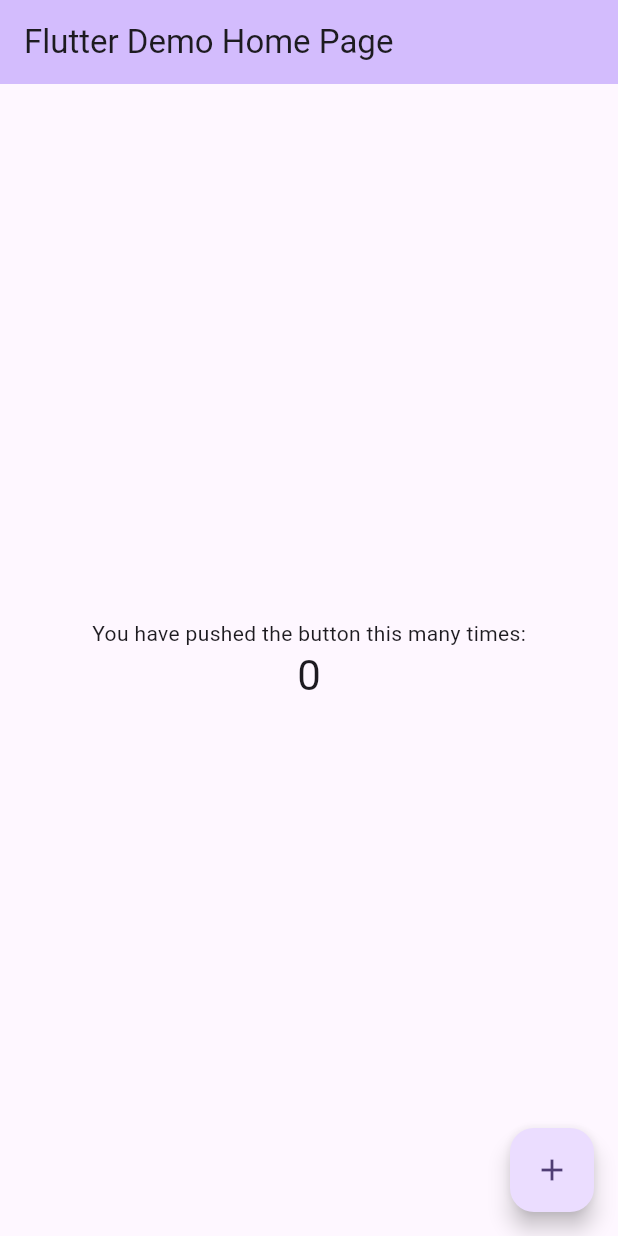
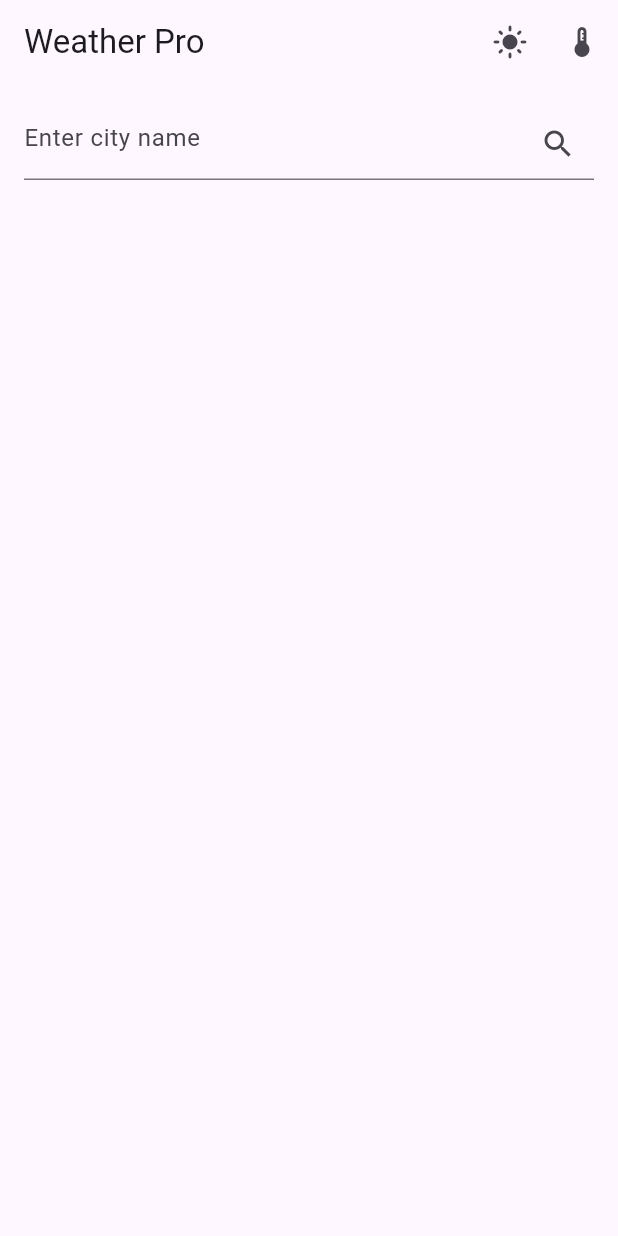
Before and after one commit to WalidAhmed90/Weather-App, a Flutter app: the screen it shows after launch, on a phone screen of 412 x 824 dp. Run offline on Flutter 3.47's test engine with Material 3 defaults, Android fonts, the phone set to English and light mode, and no system bars; our stand-ins replace connectivity_plus, dartz, equatable, hive, hive_flutter, logger; accounts and stored records are empty.

Commit message:
final commit
Weather done with Hive for local cache and http for API calling and also use Providers for state management

```diff
--- /dev/null
+++ b/lib/core/constants.dart
@@ -0,0 +1,10 @@
+
+class AppConstants{
+  static const String apiKey = "9e67ac9001820b247c8648bc08401074";
+  static const String baseUrl = "https://api.openweathermap.org/data/2.5/weather";
+
+  static const String weatherBox = "weather_box";
+  static const String settingBox = "setting_box";
+
+
+}
--- /dev/null
+++ b/lib/core/error/failures.dart
@@ -0,0 +1,21 @@
+import 'package:equatable/equatable.dart';
+
+abstract class Failure extends Equatable {
+  final String message;
+  const Failure(this.message);
+
+  @override
+  List<Object> get props => [message];
+}
+
+class ServerFailure extends Failure {
+  const ServerFailure(String message) : super(message);
+}
+
+class CacheFailure extends Failure {
+  const CacheFailure(String message) : super(message);
+}
+
+class NoInternetFailure extends Failure {
+  const NoInternetFailure(String message) : super(message);
+}
--- /dev/null
+++ b/lib/domain/entities/weather.dart
@@ -0,0 +1,13 @@
+class Weather {
+  final String cityName;
+  final double temperature; // Celsius
+  final int humidity;
+  final String description;
+
+  Weather({
+    required this.cityName,
+    required this.temperature,
+    required this.humidity,
+    required this.description,
+  });
+}
--- /dev/null
+++ b/lib/domain/repositories/weather_repository.dart
@@ -0,0 +1,10 @@
+
+
+import 'package:dartz/dartz.dart';
+
+import '../../core/error/failures.dart';
+import '../entities/weather.dart';
+
+abstract class WeatherRepository {
+  Future<Either<Failure, Weather>> getWeather(String city);
+}
--- /dev/null
+++ b/lib/domain/usecases/get_weather.dart
@@ -0,0 +1,21 @@
+import 'package:dartz/dartz.dart';
+import 'package:weather_app/core/error/failures.dart';
+import 'package:weather_app/core/usecase/usecase.dart';
+import 'package:weather_app/domain/entities/weather.dart';
+import 'package:weather_app/domain/repositories/weather_repository.dart';
+
+class GetWeather extends UseCase<Weather, Params> {
+  final WeatherRepository repository;
+
+  GetWeather(this.repository);
+
+  @override
+  Future<Either<Failure, Weather>> call(Params params) async {
+    return await repository.getWeather(params.city);
+  }
+}
+
+class Params {
+  final String city;
+  Params(this.city);
+}
--- a/lib/main.dart
+++ b/lib/main.dart
@@ -1,122 +1,91 @@
 import 'package:flutter/material.dart';
+import 'package:hive_flutter/hive_flutter.dart';
+import 'package:provider/provider.dart';
+import 'package:http/http.dart' as http;
+import 'package:connectivity_plus/connectivity_plus.dart';
+import 'package:weather_app/presentation/providers/settings_provider.dart';
+import 'package:weather_app/presentation/providers/theme_provider.dart';
+import 'package:weather_app/presentation/providers/weather_provider.dart';
 
-void main() {
-  runApp(const MyApp());
+import 'core/constants.dart';
+import 'core/network/api_client.dart';
+import 'core/network/network_info.dart';
+
+import 'data/models/weather_model.dart';
+import 'data/datasources/weather_remote_data_source.dart';
+import 'data/datasources/weather_local_data_source.dart';
+import 'data/repositories/weather_repository_impl.dart';
+
+import 'domain/usecases/get_weather.dart';
+
+import 'presentation/screens/weather_screen.dart';
+
+Future<void> main() async {
+  WidgetsFlutterBinding.ensureInitialized();
+
+  // init Hive
+  await Hive.initFlutter();
+  Hive.registerAdapter(WeatherModelAdapter());
+  final weatherBox = await Hive.openBox<WeatherModel>(AppConstants.weatherBox);
+
+  // settings box for theme & units
+  final settingsBox = await Hive.openBox(AppConstants.settingBox);
+
+  // dependencies
+  final connectivity = Connectivity();
+  final networkInfo = NetworkInfoImpl(connectivity);
+  final client = ApiClient(client: http.Client(), networkInfo: networkInfo);
+
+
+
+  final remoteDataSource = WeatherRemoteDataSourceImpl(
+    apiClient: client,
+  );
+
+  final localDataSource = WeatherLocalDataSourceImpl(box: weatherBox);
+
+  final repository = WeatherRepositoryImpl(
+    remoteDataSource: remoteDataSource,
+    localDataSource: localDataSource,
+    networkInfo: networkInfo,
+  );
+
+  final getWeather = GetWeather(repository);
+
+  runApp(
+    MultiProvider(
+      providers: [
+        ChangeNotifierProvider(
+          create: (_) => WeatherProvider(
+            getWeather: getWeather,
+          ),
+        ),
+        ChangeNotifierProvider(
+          create: (_) => ThemeProvider(settingsBox),
+        ),
+        ChangeNotifierProvider(
+          create: (_) => SettingsProvider(settingsBox),
+        ),
+      ],
+      child: const AppRoot(),
+    ),
+  );
 }
 
-class MyApp extends StatelessWidget {
-  const MyApp({super.key});
+class AppRoot extends StatelessWidget {
+  const AppRoot({super.key});
 
-  // This widget is the root of your application.
   @override
   Widget build(BuildContext context) {
+    final themeProvider = context.watch<ThemeProvider>();
+
     return MaterialApp(
-      title: 'Flutter Demo',
-      theme: ThemeData(
-        // This is the theme of your application.
-        //
-        // TRY THIS: Try running your application with "flutter run". You'll see
-        // the application has a purple toolbar. Then, without quitting the app,
-        // try changing the seedColor in the colorScheme below to Colors.green
-        // and then invoke "hot reload" (save your changes or press the "hot
-        // reload" button in a Flutter-supported IDE, or press "r" if you used
-        // the command line to start the app).
-        //
-        // Notice that the counter didn't reset back to zero; the application
-        // state is not lost during the reload. To reset the state, use hot
-        // restart instead.
-        //
-        // This works for code too, not just values: Most code changes can be
-        // tested with just a hot reload.
-        colorScheme: ColorScheme.fromSeed(seedColor: Colors.deepPurple),
-      ),
-      home: const MyHomePage(title: 'Flutter Demo Home Page'),
+      title: 'Weather Pro',
+      debugShowCheckedModeBanner: false,
+      themeMode: themeProvider.themeMode,
+      theme: ThemeData.light(),
+      darkTheme: ThemeData.dark(),
+      home: const WeatherScreen(),
     );
   }
 }
-
-class MyHomePage extends StatefulWidget {
-  const MyHomePage({super.key, required this.title});
-
-  // This widget is the home page of your application. It is stateful, meaning
-  // that it has a State object (defined below) that contains fields that affect
-  // how it looks.
-
-  // This class is the configuration for the state. It holds the values (in this
-  // case the title) provided by the parent (in this case the App widget) and
-  // used by the build method of the State. Fields in a Widget subclass are
-  // always marked "final".
-
-  final String title;
-
-  @override
-  State<MyHomePage> createState() => _MyHomePageState();
-}
-
-class _MyHomePageState extends State<MyHomePage> {
-  int _counter = 0;
-
-  void _incrementCounter() {
-    setState(() {
-      // This call to setState tells the Flutter framework that something has
-      // changed in this State, which causes it to rerun the build method below
-      // so that the display can reflect the updated values. If we changed
-      // _counter without calling setState(), then the build method would not be
-      // called again, and so nothing would appear to happen.
-      _counter++;
-    });
-  }
-
-  @override
-  Widget build(BuildContext context) {
-    // This method is rerun every time setState is called, for instance as done
-    // by the _incrementCounter method above.
-    //
-    // The Flutter framework has been optimized to make rerunning build methods
-    // fast, so that you can just rebuild anything that needs updating rather
-    // than having to individually change instances of widgets.
-    return Scaffold(
-      appBar: AppBar(
-        // TRY THIS: Try changing the color here to a specific color (to
-        // Colors.amber, perhaps?) and trigger a hot reload to see the AppBar
-        // change color while the other colors stay the same.
-        backgroundColor: Theme.of(context).colorScheme.inversePrimary,
-        // Here we take the value from the MyHomePage object that was created by
-        // the App.build method, and use it to set our appbar title.
-        title: Text(widget.title),
-      ),
-      body: Center(
-        // Center is a layout widget. It takes a single child and positions it
-        // in the middle of the parent.
-        child: Column(
-          // Column is also a layout widget. It takes a list of children and
-          // arranges them vertically. By default, it sizes itself to fit its
-          // children horizontally, and tries to be as tall as its parent.
-          //
-          // Column has various properties to control how it sizes itself and
-          // how it positions its children. Here we use mainAxisAlignment to
-          // center the children vertically; the main axis here is the vertical
-          // axis because Columns are vertical (the cross axis would be
-          // horizontal).
-          //
-          // TRY THIS: Invoke "debug painting" (choose the "Toggle Debug Paint"
-          // action in the IDE, or press "p" in the console), to see the
-          // wireframe for each widget.
-          mainAxisAlignment: MainAxisAlignment.center,
-          children: <Widget>[
-            const Text('You have pushed the button this many times:'),
-            Text(
-              '$_counter',
-              style: Theme.of(context).textTheme.headlineMedium,
-            ),
-          ],
-        ),
-      ),
-      floatingActionButton: FloatingActionButton(
-        onPressed: _incrementCounter,
-        tooltip: 'Increment',
-        child: const Icon(Icons.add),
-      ), // This trailing comma makes auto-formatting nicer for build methods.
-    );
-  }
-}
--- /dev/null
+++ b/lib/presentation/providers/settings_provider.dart
@@ -0,0 +1,30 @@
+import 'package:flutter/material.dart';
+import 'package:hive/hive.dart';
+
+class SettingsProvider with ChangeNotifier {
+  final Box _box;
+  static const String _key = 'isCelsius';
+
+  SettingsProvider(this._box) {
+    _isCelsius = _box.get(_key, defaultValue: true) as bool;
+  }
+
+  bool _isCelsius = true;
+  bool get isCelsius => _isCelsius;
+
+  void toggleUnit() {
+    _isCelsius = !_isCelsius;
+    _box.put(_key, _isCelsius);
+    notifyListeners();
+  }
+
+  /// input: temperature in Celsius (API units=metric)
+  String formatTemperature(double tempCelsius) {
+    if (_isCelsius) {
+      return "${tempCelsius.toStringAsFixed(1)} °C";
+    } else {
+      final f = tempCelsius * 9 / 5 + 32;
+      return "${f.toStringAsFixed(1)} °F";
+    }
+  }
+}
--- /dev/null
+++ b/lib/presentation/providers/theme_provider.dart
@@ -0,0 +1,22 @@
+import 'package:flutter/material.dart';
+import 'package:hive/hive.dart';
+
+class ThemeProvider with ChangeNotifier {
+  final Box _box;
+  static const String _key = 'isDark';
+
+  ThemeProvider(this._box) {
+    _isDark = _box.get(_key, defaultValue: false) as bool;
+  }
+
+  bool _isDark = false;
+
+  bool get isDark => _isDark;
+  ThemeMode get themeMode => _isDark ? ThemeMode.dark : ThemeMode.light;
+
+  void toggleTheme() {
+    _isDark = !_isDark;
+    _box.put(_key, _isDark);
+    notifyListeners();
+  }
+}
--- /dev/null
+++ b/lib/presentation/providers/weather_provider.dart
@@ -0,0 +1,34 @@
+import 'package:flutter/material.dart';
+import 'package:dartz/dartz.dart';
+import 'package:weather_app/core/error/failures.dart';
+import 'package:weather_app/domain/entities/weather.dart';
+import 'package:weather_app/domain/usecases/get_weather.dart';
+
+class WeatherProvider with ChangeNotifier {
+  final GetWeather getWeather;
+
+  WeatherProvider({required this.getWeather});
+
+  Weather? weather;
+  String? errorMessage;
+  bool isLoading = false;
+  bool fromCache = false;
+
+  Future<void> fetchWeather(String city) async {
+    isLoading = true;
+    notifyListeners();
+
+    final Either<Failure, Weather> result = await getWeather(Params(city));
+
+    result.fold((failure) {
+      errorMessage = failure.message;
+      weather = null;
+    }, (data) {
+      weather = data;
+      errorMessage = null;
+    });
+
+    isLoading = false;
+    notifyListeners();
+  }
+}
--- /dev/null
+++ b/lib/presentation/screens/weather_screen.dart
@@ -0,0 +1,116 @@
+import 'package:flutter/material.dart';
+import 'package:provider/provider.dart';
+
+import '../providers/settings_provider.dart';
+import '../providers/theme_provider.dart';
+import '../providers/weather_provider.dart';
+
+
+class WeatherScreen extends StatefulWidget {
+  const WeatherScreen({super.key});
+
+  @override
+  State<WeatherScreen> createState() => _WeatherScreenState();
+}
+
+class _WeatherScreenState extends State<WeatherScreen> {
+  final TextEditingController _controller = TextEditingController();
+
+  @override
+  Widget build(BuildContext context) {
+    final weatherVM = context.watch<WeatherProvider>();
+    final themeVM = context.read<ThemeProvider>();
+    final settingsVM = context.watch<SettingsProvider>();
+
+    return Scaffold(
+      appBar: AppBar(
+        title: const Text('Weather Pro'),
+        actions: [
+          IconButton(
+            tooltip: 'Toggle theme',
+            icon: Icon(themeVM.isDark ? Icons.dark_mode : Icons.light_mode),
+            onPressed: () => themeVM.toggleTheme(),
+          ),
+          IconButton(
+            tooltip: 'Toggle unit',
+            icon: Icon(
+                settingsVM.isCelsius ? Icons.thermostat : Icons.device_thermostat),
+            onPressed: () => settingsVM.toggleUnit(),
+          ),
+        ],
+      ),
+      body: Padding(
+        padding: const EdgeInsets.all(16),
+        child: Column(
+          children: [
+            TextField(
+              controller: _controller,
+              textInputAction: TextInputAction.search,
+              decoration: InputDecoration(
+                hintText: 'Enter city name',
+                suffixIcon: IconButton(
+                  icon: const Icon(Icons.search),
+                  onPressed: () => _onSearch(context),
+                ),
+              ),
+              onSubmitted: (_) => _onSearch(context),
+            ),
+            const SizedBox(height: 20),
+            if (weatherVM.isLoading) const CircularProgressIndicator(),
+            if (weatherVM.errorMessage != null)
+              Padding(
+                padding: const EdgeInsets.symmetric(vertical: 8),
+                child: Text(weatherVM.errorMessage!, style: const TextStyle(color: Colors.red)),
+              ),
+            if (weatherVM.weather != null)
+              Card(
+                margin: const EdgeInsets.symmetric(vertical: 8),
+                child: SizedBox(
+                  width: double.infinity,
+                  child: Padding(
+                    padding: const EdgeInsets.all(16),
+                    child: Column(
+                      crossAxisAlignment: CrossAxisAlignment.start,
+                      children: [
+                        if (weatherVM.fromCache)
+                          const Text(
+                            'Showing cached data (offline)',
+                            style: TextStyle(color: Colors.orange),
+                          ),
+                        Row(
+                          mainAxisAlignment: MainAxisAlignment.spaceBetween,
+                          children: [
+                            Text(weatherVM.weather!.cityName,
+                                style: Theme.of(context).textTheme.headlineLarge),
+                            const SizedBox(height: 8),
+                            Text(
+                              settingsVM.formatTemperature(weatherVM.weather!.temperature),
+                              style: Theme.of(context).textTheme.bodyLarge,
+                            ),
+                          ],
+                        ),
+                        const SizedBox(height: 8),
+                        Row(
+                          mainAxisAlignment: MainAxisAlignment.spaceBetween,
+                          children: [
+                            Text('Humidity: ${weatherVM.weather!.humidity}%'),
+                            Text(weatherVM.weather!.description),
+                          ],
+                        )
+                      ],
+                    ),
+                  ),
+                ),
+              ),
+          ],
+        ),
+      ),
+    );
+  }
+
+  void _onSearch(BuildContext context) {
+    final city = _controller.text.trim();
+    if (city.isEmpty) return;
+    context.read<WeatherProvider>().fetchWeather(city);
+  }
+}
```
Also changed, not shown: lib/core/error/exceptions.dart (added, +11 -0 lines), lib/core/network/api_client.dart (added, +50 -0 lines), lib/core/network/network_info.dart (added, +17 -0 lines), lib/core/usecase/usecase.dart (added, +8 -0 lines), lib/data/datasources/weather_local_data_source.dart (added, +29 -0 lines), lib/data/datasources/weather_remote_data_source.dart (added, +29 -0 lines), lib/data/models/weather_model.dart (added, +74 -0 lines), lib/data/repositories/weather_repository_impl.dart (added, +40 -0 lines), pubspec.yaml (+12 -0 lines), lib/data/models/weather_model.g.dart (added), pubspec.lock, 1 other file.
